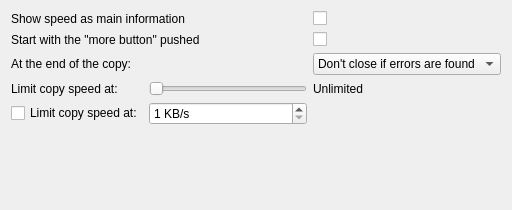
Old version of the form plugins/Themes/Oxygen/options.ui in the repository alphaonex86/Ultracopier.
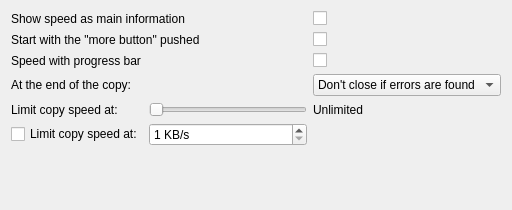
New version of the form.

Commit message: Add options and fix another options

Patch:
```diff
--- a/plugins/Themes/Oxygen/options.ui
+++ b/plugins/Themes/Oxygen/options.ui
@@ -11,7 +11,7 @@
    </rect>
   </property>
   <layout class="QGridLayout" name="gridLayout">
-   <item row="3" column="1">
+   <item row="4" column="1">
     <widget class="QSlider" name="SliderSpeed">
      <property name="maximum">
       <number>5</number>
@@ -41,21 +41,21 @@
    <item row="1" column="2">
     <widget class="QCheckBox" name="checkBoxStartWithMoreButtonPushed"/>
    </item>
-   <item row="2" column="0">
+   <item row="3" column="0">
     <widget class="QLabel" name="label_2">
      <property name="text">
       <string>At the end of the copy: </string>
      </property>
     </widget>
    </item>
-   <item row="3" column="0">
+   <item row="4" column="0">
     <widget class="QLabel" name="label_Slider_speed">
      <property name="text">
       <string>Limit copy speed at:</string>
      </property>
     </widget>
    </item>
-   <item row="2" column="1">
+   <item row="3" column="1">
     <spacer name="horizontalSpacer">
      <property name="orientation">
       <enum>Qt::Horizontal</enum>
@@ -68,7 +68,7 @@
      </property>
     </spacer>
    </item>
-   <item row="2" column="2">
+   <item row="3" column="2">
     <widget class="QComboBox" name="comboBox_copyEnd">
      <item>
       <property name="text">
@@ -87,7 +87,7 @@
      </item>
     </widget>
    </item>
-   <item row="5" column="0">
+   <item row="6" column="0">
     <spacer name="verticalSpacer">
      <property name="orientation">
       <enum>Qt::Vertical</enum>
@@ -100,21 +100,21 @@
      </property>
     </spacer>
    </item>
-   <item row="3" column="2">
+   <item row="4" column="2">
     <widget class="QLabel" name="label_SpeedMaxValue">
      <property name="text">
       <string notr="true">Unlimited</string>
      </property>
     </widget>
    </item>
-   <item row="4" column="0">
+   <item row="5" column="0">
     <widget class="QCheckBox" name="checkBox_limitSpeed">
      <property name="text">
       <string>Limit copy speed at:</string>
      </property>
     </widget>
    </item>
-   <item row="4" column="1">
+   <item row="5" column="1">
     <widget class="QSpinBox" name="limitSpeed">
      <property name="suffix">
       <string> KB/s</string>
@@ -127,6 +127,16 @@
      </property>
     </widget>
    </item>
+   <item row="2" column="2">
+    <widget class="QCheckBox" name="speedWithProgressBar"/>
+   </item>
+   <item row="2" column="0" colspan="2">
+    <widget class="QLabel" name="labelSpeedWithProgressBar">
+     <property name="text">
+      <string>Speed with progress bar</string>
+     </property>
+    </widget>
+   </item>
   </layout>
  </widget>
  <resources/>
```
Left out of the diff: 6 changed lines with no effect on the pictures. The commit also changes 5 other files.
